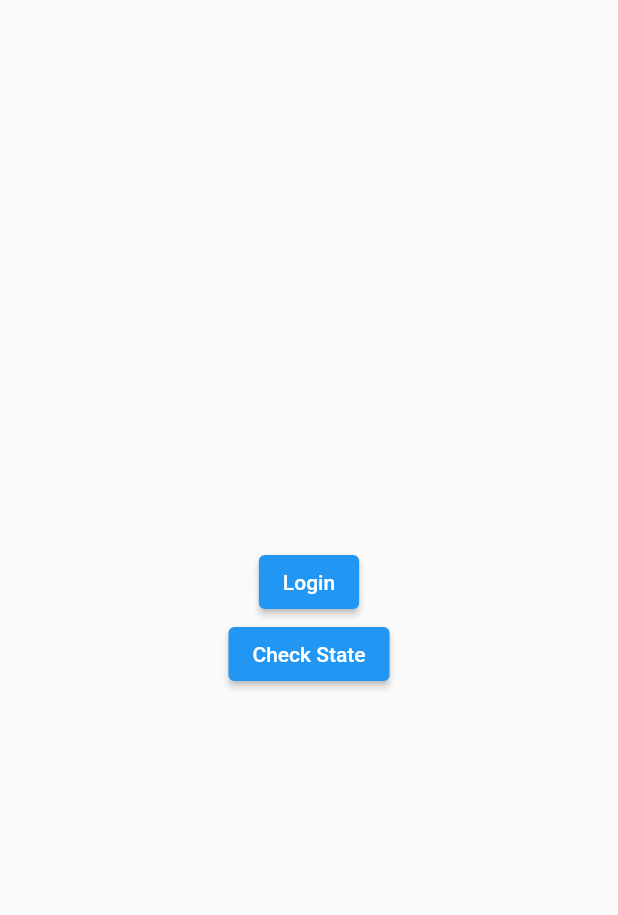
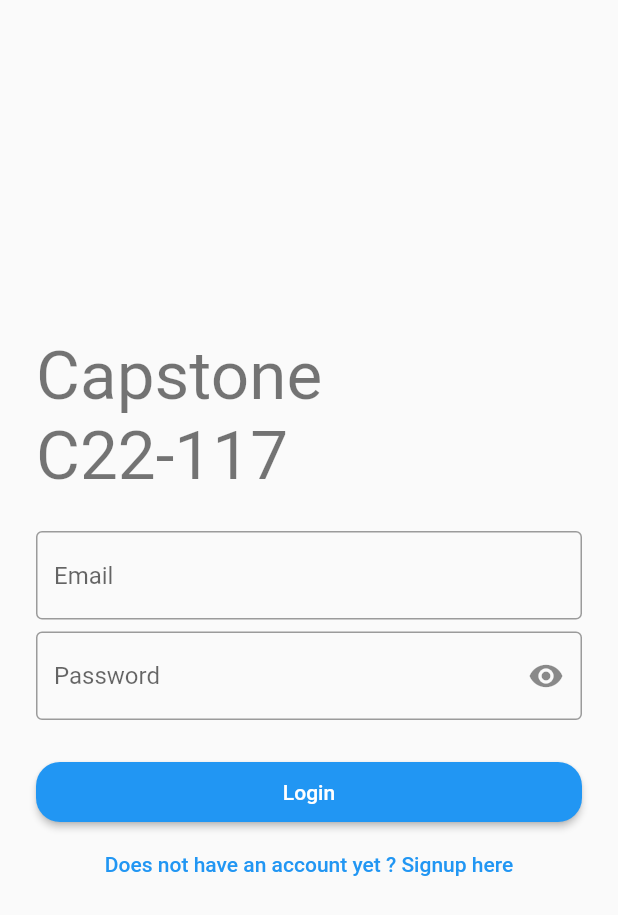
Before and after one commit to januarsetyo/capstone, a Flutter app: the screen it shows after launch, on a phone screen of 412 x 824 dp. Shown: the top 915 px of the screen. Run offline on Flutter 3.47's test engine with Material 2 defaults, Android fonts, the light colour scheme and no system bars; our stand-ins replace firebase_auth, firebase_core, shared_preferences; accounts and stored records are empty.

Commit message:
complete login signup logout feature

```diff
--- a/lib/main.dart
+++ b/lib/main.dart
@@ -1,13 +1,20 @@
 import 'package:capstone/data/preferences/preferences_helper.dart';
+import 'package:capstone/firebase_options.dart';
 import 'package:capstone/presentation/pages/home_page.dart';
 import 'package:capstone/presentation/pages/login_page.dart';
+import 'package:capstone/presentation/pages/signup_page.dart';
 import 'package:capstone/presentation/provider/preferences_provider.dart';
+import 'package:firebase_core/firebase_core.dart';
 import 'package:flutter/material.dart';
 import 'package:provider/provider.dart';
 import 'package:shared_preferences/shared_preferences.dart';
 
 Future<void> main() async {
   WidgetsFlutterBinding.ensureInitialized();
+
+  await Firebase.initializeApp(
+    options: DefaultFirebaseOptions.currentPlatform,
+  );
 
   PreferencesHelper preferencesHelper = PreferencesHelper(
     sharedPreferences: SharedPreferences.getInstance(),
@@ -54,6 +61,7 @@ class MyApp extends StatelessWidget {
             routes: {
               HomePage.routeName: (context) => const HomePage(),
               LoginPage.routeName: (context) => const LoginPage(),
+              SignupPage.routeName: (context) => const SignupPage(),
             },
           );
         },
--- a/lib/presentation/pages/login_page.dart
+++ b/lib/presentation/pages/login_page.dart
@@ -1,34 +1,113 @@
 import 'package:capstone/presentation/pages/home_page.dart';
+import 'package:capstone/presentation/pages/signup_page.dart';
 import 'package:capstone/presentation/provider/preferences_provider.dart';
+import 'package:firebase_auth/firebase_auth.dart';
 import 'package:flutter/material.dart';
 import 'package:provider/provider.dart';
 
-class LoginPage extends StatelessWidget {
+class LoginPage extends StatefulWidget {
   static const String routeName = '/login';
 
   const LoginPage({Key? key}) : super(key: key);
+
+  @override
+  State<LoginPage> createState() => _LoginPageState();
+}
+
+class _LoginPageState extends State<LoginPage> {
+  final _emailController = TextEditingController();
+  final _passwordController = TextEditingController();
+
+  bool _obscureText = true;
+  bool _isLoading = false;
+
+  final _auth = FirebaseAuth.instance;
 
   @override
   Widget build(BuildContext context) {
     return Consumer<PreferencesProvider>(
       builder: (context, value, child) {
         return Scaffold(
-          body: Center(
+          body: Padding(
+            padding: const EdgeInsets.symmetric(horizontal: 24.0),
             child: Column(
               mainAxisAlignment: MainAxisAlignment.center,
+              crossAxisAlignment: CrossAxisAlignment.stretch,
               children: [
-                ElevatedButton(
+                _isLoading
+                    ? const Center(child: CircularProgressIndicator())
+                    : Container(),
+                Hero(
+                  tag: 'Capstone C22-117',
+                  child: Text(
+                    'Capstone C22-117',
+                    style: Theme.of(context).textTheme.headline3,
+                  ),
+                ),
+                const SizedBox(height: 24.0),
+                TextField(
+                  controller: _emailController,
+                  keyboardType: TextInputType.emailAddress,
+                  decoration: const InputDecoration(
+                    border: OutlineInputBorder(),
+                    hintText: 'Email',
+                  ),
+                ),
+                const SizedBox(height: 8.0),
+                TextField(
+                  controller: _passwordController,
+                  obscureText: _obscureText,
+                  decoration: InputDecoration(
+                    border: const OutlineInputBorder(),
+                    suffixIcon: IconButton(
+                      icon: Icon(_obscureText ? Icons.visibility : Icons.visibility_off),
+                      onPressed: () {
+                        setState(() {
+                          _obscureText = !_obscureText;
+                        });
+                      },
+                    ),
+                    hintText: 'Password',
+                  ),
+                ),
+                const SizedBox(height: 24.0),
+                MaterialButton(
+                  color: Theme.of(context).primaryColor,
+                  textTheme: ButtonTextTheme.primary,
+                  height: 40,
+                  shape: RoundedRectangleBorder(
+                    borderRadius: BorderRadius.circular(16),
+                  ),
+                  onPressed: () async {
+                    setState(() {
+                      _isLoading = true;
+                    });
+
+                    try {
+                      final navigator = Navigator.of(context);
+                      final email = _emailController.text;
+                      final password = _passwordController.text;
+
+                      await _auth.signInWithEmailAndPassword(
+                          email: email, password: password);
+
+                      value.setIsLogin(true);
+
+                      navigator.pushReplacementNamed(HomePage.routeName);
+                    } catch (err) {
+                      final snackBar = SnackBar(content: Text(err.toString()));
+                      ScaffoldMessenger.of(context).showSnackBar(snackBar);
+                    } finally {
+                      setState(() {
+                        _isLoading = false;
+                      });
+                    }
+                  },
                   child: const Text('Login'),
-                  onPressed: () {
-                    value.setIsLogin(true);
-                    Navigator.pushReplacementNamed(context, HomePage.routeName);
-                  },
                 ),
-                ElevatedButton(
-                  child: const Text('Check State'),
-                  onPressed: () {
-                    debugPrint('${value.isLogin}');
-                  },
+                TextButton(
+                  child: const Text('Does not have an account yet ? Signup here'),
+                  onPressed: () => Navigator.pushNamed(context, SignupPage.routeName),
                 ),
               ],
             ),
--- a/pubspec.yaml
+++ b/pubspec.yaml
@@ -30,6 +30,8 @@ environment:
 # versions available, run `flutter pub outdated`.
 dependencies:
   cupertino_icons: ^1.0.2
+  firebase_auth: ^4.1.4
+  firebase_core: ^2.3.0
   flutter:
     sdk: flutter
   flutter_bloc: ^8.1.1
```
Also changed, not shown: lib/presentation/pages/home_page.dart (+8 -8 lines), lib/presentation/pages/profile_page.dart (added, +36 -0 lines), lib/presentation/pages/signup_page.dart (added, +119 -0 lines), lib/firebase_options.dart (added), pubspec.lock, 7 other files.
